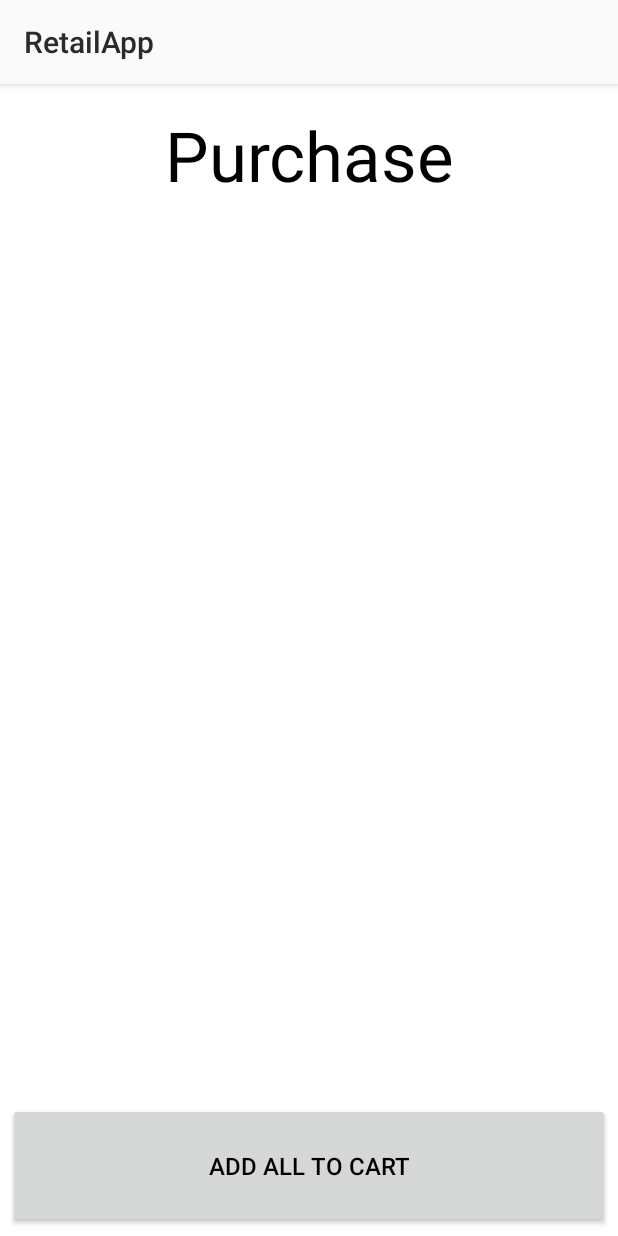
After one commit to 4talesa/pocRetailApp, an Android app: the PurchaseDetailActivity screen opened directly, with no data from a screen before it, on a phone screen of 412 x 824 dp. The commit adds this screen. Run offline under Robolectric (Android 15) with nearby library versions, the phone set to English and light mode, and no system bars.

Commit message:
Add basic Purchase layout

```diff
--- a/app/src/main/AndroidManifest.xml
+++ b/app/src/main/AndroidManifest.xml
@@ -37,6 +37,8 @@
         </activity>
         <activity android:name=".RewardBalancyActivity" >
         </activity>
+        <activity android:name=".PurchaseDetailActivity" >
+        </activity>
     </application>
 
 </manifest>
--- /dev/null
+++ b/app/src/main/java/com/totvs/retailapp/PurchaseDetailActivity.java
@@ -0,0 +1,13 @@
+package com.totvs.retailapp;
+
+import android.support.v7.app.AppCompatActivity;
+import android.os.Bundle;
+
+public class PurchaseDetailActivity extends AppCompatActivity {
+
+    @Override
+    protected void onCreate(Bundle savedInstanceState) {
+        super.onCreate(savedInstanceState);
+        setContentView(R.layout.activity_purchase_detail);
+    }
+}
--- a/app/src/main/res/layout/activity_category_browse.xml
+++ b/app/src/main/res/layout/activity_category_browse.xml
@@ -40,7 +40,7 @@
         <ListView
             android:layout_width="wrap_content"
             android:layout_height="wrap_content"
-            android:id="@+id/listView" />
+            android:id="@+id/listViewCategory" />
     </LinearLayout>
 
 </LinearLayout>
--- a/app/src/main/res/layout/activity_product_browse.xml
+++ b/app/src/main/res/layout/activity_product_browse.xml
@@ -40,7 +40,7 @@
         <ListView
             android:layout_width="wrap_content"
             android:layout_height="wrap_content"
-            android:id="@+id/listView" />
+            android:id="@+id/listViewProduct" />
     </LinearLayout>
 
 </LinearLayout>
--- /dev/null
+++ b/app/src/main/res/layout/activity_purchase_detail.xml
@@ -0,0 +1,41 @@
+<?xml version="1.0" encoding="utf-8"?>
+<LinearLayout xmlns:android="http://schemas.android.com/apk/res/android"
+    xmlns:tools="http://schemas.android.com/tools" android:layout_width="match_parent"
+    android:layout_height="match_parent" android:paddingLeft="@dimen/activity_horizontal_margin"
+    android:paddingRight="@dimen/activity_horizontal_margin"
+    android:paddingTop="@dimen/activity_vertical_margin"
+    android:paddingBottom="@dimen/activity_vertical_margin"
+    tools:context="com.totvs.retailapp.PurchaseDetailActivity"
+    android:orientation="vertical"
+    android:background="@color/colorBackgroundLight">
+
+    <LinearLayout
+        android:layout_width="fill_parent"
+        android:layout_height="fill_parent"
+        android:layout_weight="4">
+        <TextView android:text="@string/app_purchase_title"
+            android:layout_width="match_parent"
+            android:layout_height="match_parent"
+            android:textColor="@color/colorLabelLight"
+            android:textSize="@dimen/label_size_large"
+            android:gravity="center" />
+    </LinearLayout>
+    <LinearLayout
+        android:layout_width="fill_parent"
+        android:layout_height="fill_parent"
+        android:layout_weight="1">
+        <ListView
+            android:layout_width="wrap_content"
+            android:layout_height="wrap_content"
+            android:id="@+id/listViewPurchaseItem" />
+    </LinearLayout>
+    <Button android:text="@string/app_purchase_add_all_to_cart"
+        android:layout_width="fill_parent"
+        android:layout_height="fill_parent"
+        android:textColor="@color/colorLabelLight"
+        android:textSize="@dimen/label_size_small"
+        android:gravity="center"
+        android:layout_weight="4"
+        android:textAlignment="center" />
+
+</LinearLayout>
--- a/app/src/main/res/layout/activity_shopping_browse.xml
+++ b/app/src/main/res/layout/activity_shopping_browse.xml
@@ -62,7 +62,7 @@
         <ListView
             android:layout_width="wrap_content"
             android:layout_height="wrap_content"
-            android:id="@+id/listView" />
+            android:id="@+id/listViewStore" />
     </LinearLayout>
 
 </LinearLayout>
--- a/app/src/main/res/values/strings.xml
+++ b/app/src/main/res/values/strings.xml
@@ -38,4 +38,6 @@
                                                   is available in the scanning list
                                                   you receive a Scanning Achiement!</string>
     <string name="app_button_reward_ok">Ok</string>
+    <string name="app_purchase_title">Purchase</string>
+    <string name="app_purchase_add_all_to_cart">Add all to cart</string>
 </resources>
```
